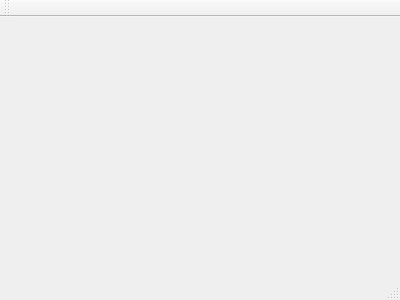
sergio11/retrospect, file gui/mainwindow.ui: the form before one commit.
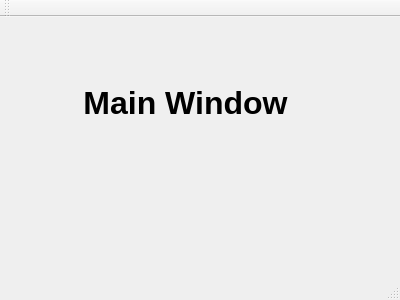
The form after the commit.

Commit message: feat(gui): add initial login windows

```diff
--- a/gui/mainwindow.ui
+++ b/gui/mainwindow.ui
@@ -12,13 +12,55 @@
   <property name="windowTitle" >
    <string>MainWindow</string>
   </property>
-  <widget class="QMenuBar" name="menuBar" />
-  <widget class="QToolBar" name="mainToolBar" />
-  <widget class="QWidget" name="centralWidget" />
-  <widget class="QStatusBar" name="statusBar" />
+  <widget class="QWidget" name="centralWidget">
+   <widget class="QLabel" name="label">
+    <property name="geometry">
+     <rect>
+      <x>80</x>
+      <y>50</y>
+      <width>211</width>
+      <height>71</height>
+     </rect>
+    </property>
+    <property name="font">
+     <font>
+      <pointsize>24</pointsize>
+      <weight>75</weight>
+      <bold>true</bold>
+     </font>
+    </property>
+    <property name="layoutDirection">
+     <enum>Qt::LeftToRight</enum>
+    </property>
+    <property name="text">
+     <string>Main Window</string>
+    </property>
+    <property name="alignment">
+     <set>Qt::AlignCenter</set>
+    </property>
+   </widget>
+  </widget>
+  <widget class="QMenuBar" name="menuBar">
+   <property name="geometry">
+    <rect>
+     <x>0</x>
+     <y>0</y>
+     <width>400</width>
+     <height>22</height>
+    </rect>
+   </property>
+  </widget>
+  <widget class="QToolBar" name="mainToolBar">
+   <attribute name="toolBarArea">
+    <enum>TopToolBarArea</enum>
+   </attribute>
+   <attribute name="toolBarBreak">
+    <bool>false</bool>
+   </attribute>
+  </widget>
+  <widget class="QStatusBar" name="statusBar"/>
  </widget>
- <layoutDefault spacing="6" margin="11" />
- <pixmapfunction></pixmapfunction>
+ <layoutdefault spacing="6" margin="11"/>
  <resources/>
  <connections/>
 </ui>
```
Left out of the diff: 7 changed lines with no effect on the pictures. The commit also changes 10 other files.
